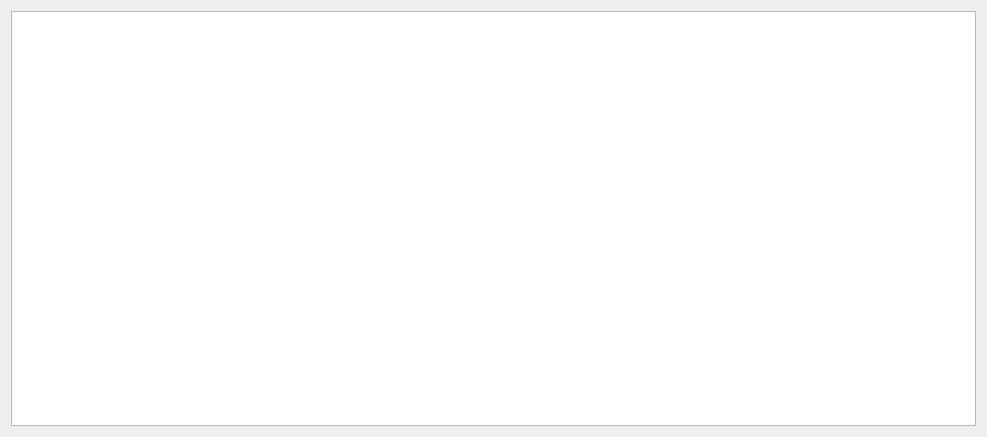
This is searchresultview.ui in kucherdmitry/Volunteers_book as Qt 5 draws it before an edit. The edited form follows.
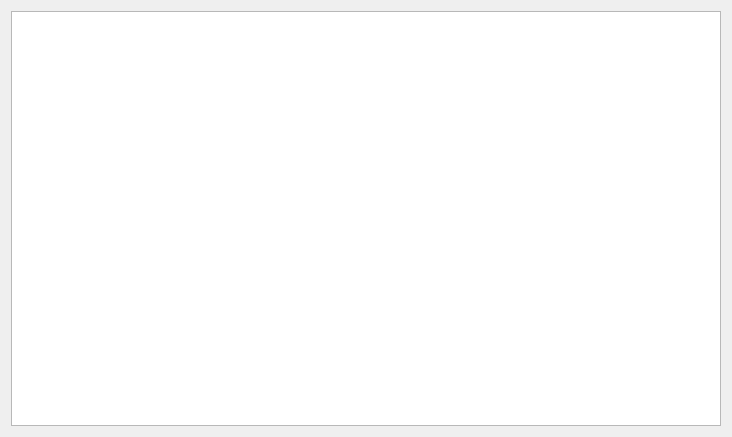
This is the edited form. Icons and pictures are not drawn.

Commit message: Modyfied searchresultview window algorythm

Patch:
```diff
--- a/searchresultview.ui
+++ b/searchresultview.ui
@@ -6,7 +6,7 @@
    <rect>
     <x>0</x>
     <y>0</y>
-    <width>987</width>
+    <width>732</width>
     <height>437</height>
    </rect>
   </property>
```
The commit also changes 1 other file.
